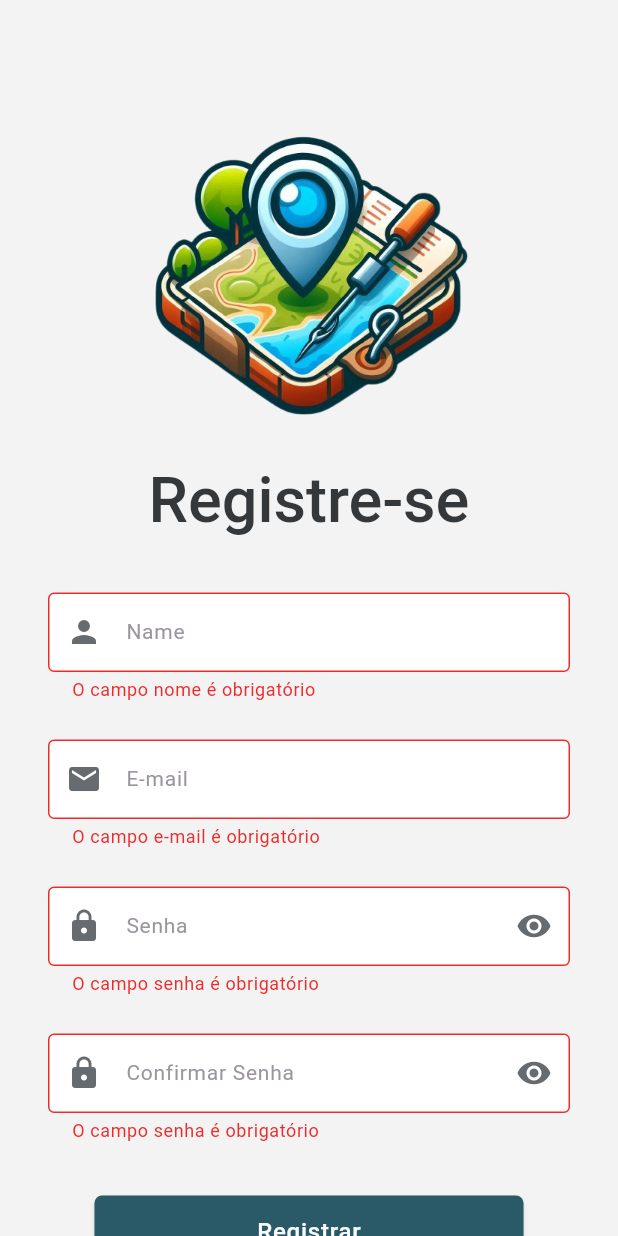
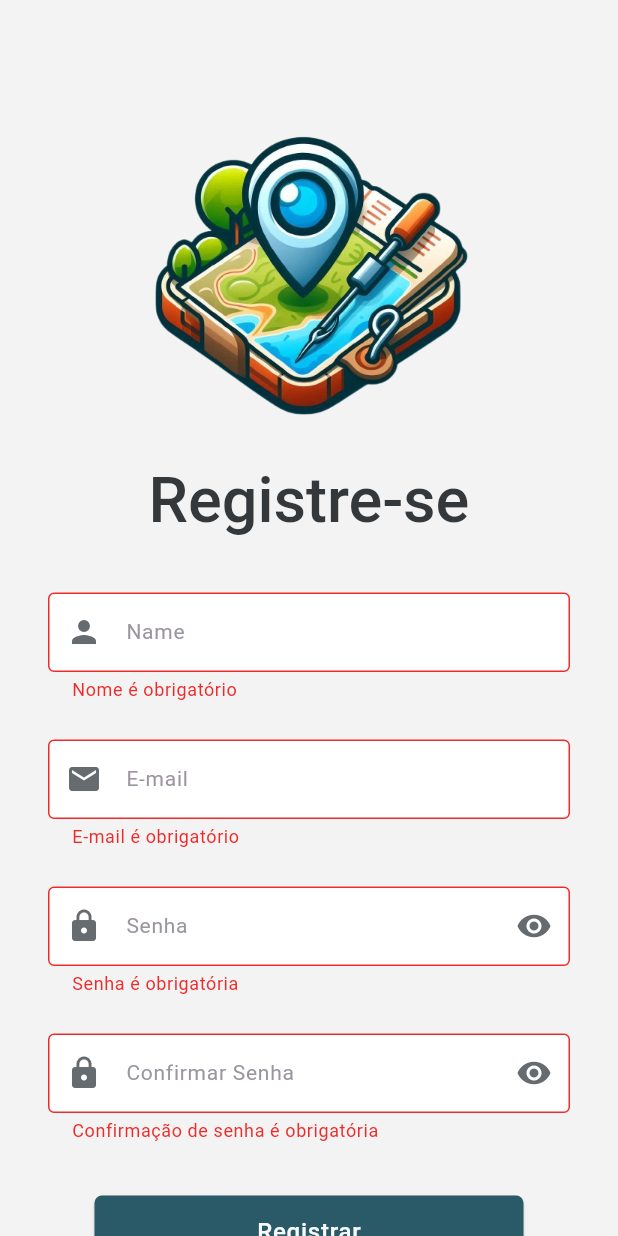
Before and after one commit to gbramoura/fishspot_app, a Flutter app: the RegisterPage screen opened directly, after a tap on "Registrar", on a phone screen of 412 x 824 dp. Run offline on Flutter 3.47's test engine with Material 3 defaults, Android fonts, the phone set to English and light mode, and no system bars.

Commit message:
Http and Api service create and included in the Register page. Colors in form input fixed.

```diff
--- a/lib/components/custom_input_form_text.dart
+++ b/lib/components/custom_input_form_text.dart
@@ -25,6 +25,7 @@ class CustomInputFormText extends StatelessWidget {
   Widget build(BuildContext context) {
     return TextFormField(
       validator: validator,
+      cursorColor: HexColor('#35383A'),
       controller: controller,
       obscureText: obscureText,
       style: TextStyle(
--- a/lib/components/custom_input_text.dart
+++ b/lib/components/custom_input_text.dart
@@ -24,6 +24,7 @@ class CustomInputText extends StatelessWidget {
     return TextField(
       controller: controller,
       obscureText: obscureText,
+      cursorColor: HexColor('#35383A'),
       style: TextStyle(
         color: HexColor('#35383A'),
         fontSize: 14,
--- a/lib/pages/register_page.dart
+++ b/lib/pages/register_page.dart
@@ -1,5 +1,6 @@
 import 'package:fishspot_app/components/custom_button.dart';
 import 'package:fishspot_app/components/custom_input_form_text.dart';
+import 'package:fishspot_app/services/api_service.dart';
 import 'package:flutter/material.dart';
 
 class RegisterPage extends StatefulWidget {
@@ -10,15 +11,30 @@ class RegisterPage extends StatefulWidget {
 }
 
 class _RegisterPageState extends State<RegisterPage> {
+  final apiService = ApiService();
+
   final usernameController = TextEditingController();
   final emailController = TextEditingController();
   final passwordController = TextEditingController();
   final confirmPasswordController = TextEditingController();
-
   final formGlobalKey = GlobalKey<FormState>();
 
   bool passwordObscureText = true;
   bool confirmPasswordObscureText = true;
+
+  void handleRegisterButton() async {
+    if (!formGlobalKey.currentState!.validate()) {
+      return;
+    }
+
+    try {
+      dynamic response = await apiService.registerUser({
+        'name': usernameController.text,
+        'email': emailController.text,
+        'password': passwordController.text,
+      });
+    } finally {}
+  }
 
   void handlePressedPasswordObscureText() {
     setState(() {
@@ -32,36 +48,36 @@ class _RegisterPageState extends State<RegisterPage> {
     });
   }
 
-  void handleRegisterButton() {
-    if (!formGlobalKey.currentState!.validate()) {
-      return;
-    }
-  }
-
   String? handleNameValidator(String? value) {
     if (value == null || value.isEmpty) {
-      return 'O campo nome é obrigatório';
+      return 'Nome é obrigatório';
     }
     return null;
   }
 
   String? handleMailValidator(String? value) {
     if (value == null || value.isEmpty) {
-      return 'O campo e-mail é obrigatório';
+      return 'E-mail é obrigatório';
     }
     return null;
   }
 
   String? handlePasswordValidator(String? value) {
     if (value == null || value.isEmpty) {
-      return 'O campo senha é obrigatório';
+      return 'Senha é obrigatória';
+    }
+    if (value.length < 8) {
+      return 'A senha deve ter mais que 8 caracteres';
     }
     return null;
   }
 
   String? handleConfirmPasswordValidator(String? value) {
     if (value == null || value.isEmpty) {
-      return 'O campo senha é obrigatório';
+      return 'Confirmação de senha é obrigatória';
+    }
+    if (value.length < 8) {
+      return 'A confirmação deve ter mais que 8 caracteres';
     }
     if (passwordController.text != confirmPasswordController.text) {
       return 'As senhas não se coincidem';
--- /dev/null
+++ b/lib/services/api_service.dart
@@ -0,0 +1,9 @@
+import 'http_service.dart';
+
+class ApiService {
+  final httpService = HttpService(baseUrl: 'http://10.0.2.2:5010');
+
+  Future<dynamic> registerUser(Map<String, dynamic> payload) async {
+    return await httpService.post('auth/register', body: payload);
+  }
+}
--- a/pubspec.yaml
+++ b/pubspec.yaml
@@ -31,6 +31,7 @@ dependencies:
   flutter:
     sdk: flutter
 
+  http: ^1.3.0
   # The following adds the Cupertino Icons font to your application.
   # Use with the CupertinoIcons class for iOS style icons.
   cupertino_icons: ^1.0.8
```
Also changed, not shown: lib/pages/login_page.dart (+30 -6 lines), lib/services/http_service.dart (added, +34 -0 lines), pubspec.lock.
